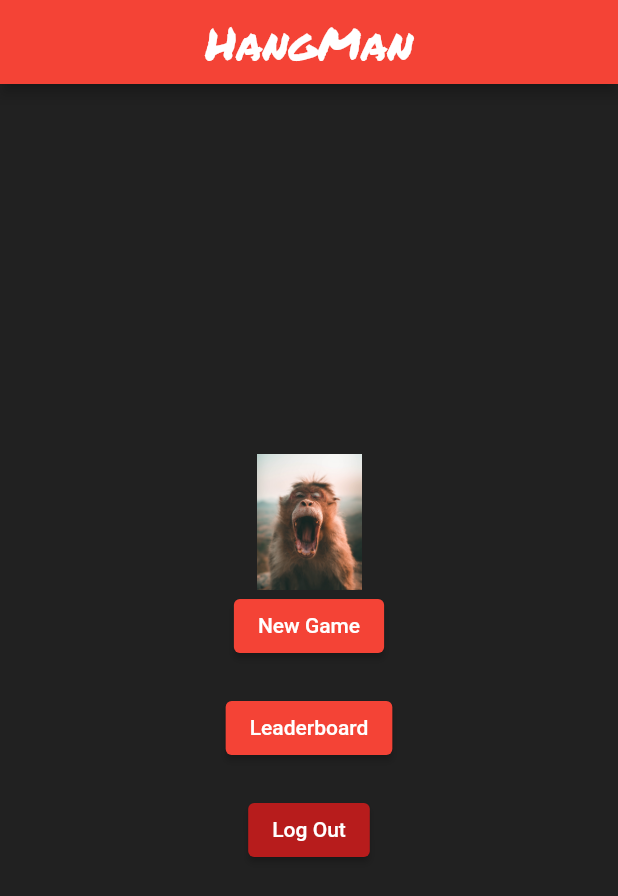
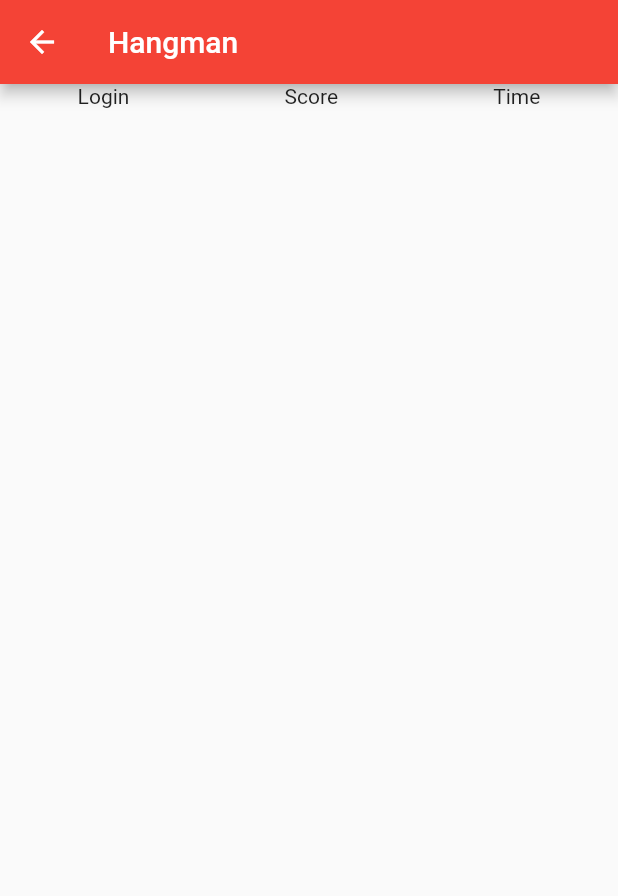
Before and after one commit to katskoru/hangman, a Flutter app: the screen it shows once a user with an empty profile is signed in, after a tap on "Leaderboard", on a phone screen of 412 x 824 dp. Shown: the top 896 px of the screen. Run offline on Flutter 3.47's test engine with Material 2 defaults, Android fonts, the phone set to English and light mode, and no system bars; our stand-ins replace awesome_dialog, cloud_firestore, firebase_auth, firebase_core, flutter_svg; accounts and stored records are empty.

Commit message:
leaderboard_records

```diff
--- a/lib/home/screens/home.dart
+++ b/lib/home/screens/home.dart
@@ -1,6 +1,8 @@
 import 'package:flutter/material.dart';
+import 'package:hang/newGame/data/models/leaderboard.dart';
 import 'package:hang/newGame/data/providers/new_game_provider.dart';
 import 'package:hang/newGame/screens/new_game_screen.dart';
+import 'package:hang/widgets/leaderboard_screen.dart';
 import 'package:hang/widgets/text_widget.dart';
 import 'package:provider/provider.dart';
 
@@ -30,7 +32,6 @@ class Home extends StatelessWidget {
             ElevatedButton(
               onPressed: () {
                 Provider.of<NewGameProvider>(context, listen: false).init();
-
                 Navigator.push(context,
                     MaterialPageRoute(builder: (context) => const NewGame()));
               },
@@ -39,7 +40,12 @@ class Home extends StatelessWidget {
             Padding(
               padding: const EdgeInsets.symmetric(vertical: 20.0),
               child: ElevatedButton(
-                onPressed: () {},
+                onPressed: () {
+                  Navigator.push(
+                      context,
+                      MaterialPageRoute(
+                          builder: (context) => LeaderboardScreen()));
+                },
                 child: const Text("Leaderboard"),
               ),
             ),
--- /dev/null
+++ b/lib/newGame/data/models/leaderboard.dart
@@ -0,0 +1,22 @@
+class Leaderboard {
+  Leaderboard({required this.login, required this.score, required this.time});
+
+  Leaderboard.fromJson(Map<String, Object?> json)
+      : this(
+          login: json['login']! as String,
+          score: json['score']! as int,
+          time: json['time']! as int,
+        );
+
+  String? login;
+  int? score;
+  int? time;
+
+  Map<String, Object?> toJson() {
+    return {
+      'login': login,
+      'score': score,
+      'time': time,
+    };
+  }
+}
--- /dev/null
+++ b/lib/widgets/leaderboard_screen.dart
@@ -0,0 +1,66 @@
+import 'package:flutter/material.dart';
+import 'package:cloud_firestore/cloud_firestore.dart';
+import 'package:hang/newGame/data/models/leaderboard.dart';
+
+class LeaderboardScreen extends StatelessWidget {
+  LeaderboardScreen({Key? key}) : super(key: key);
+
+  @override
+  Widget build(BuildContext context) {
+    return Scaffold(
+      appBar: AppBar(title: Text("Hangman")),
+      body: Column(
+        children: [
+          Row(
+            mainAxisAlignment: MainAxisAlignment.spaceAround,
+            children: [
+              Text("Login"),
+              Text("Score"),
+              Text("Time"),
+            ],
+          ),
+          Center(
+            child: Padding(
+              padding: const EdgeInsets.all(20.0),
+              child: StreamBuilder(
+                  stream: FirebaseFirestore.instance
+                      .collection("leaderboard")
+                      .snapshots(),
+                  builder: (context, AsyncSnapshot<QuerySnapshot> snapshot) {
+                    if (!snapshot.hasData) {
+                      return const Center(
+                        child: CircularProgressIndicator(),
+                      );
+                    } else {
+                      List<Leaderboard> _listOfRecords =
+                          snapshot.data!.docs.map((DocumentSnapshot document) {
+                        Map<String, dynamic> data =
+                            document.data()! as Map<String, dynamic>;
+
+                        return Leaderboard.fromJson(data);
+                      }).toList();
+
+                      return ListView.builder(
+                          shrinkWrap: true,
+                          itemCount: _listOfRecords.length,
+                          itemBuilder: (context, index) {
+                            Leaderboard _records = _listOfRecords[index];
+                            return ListTile(
+                                title: Row(
+                              mainAxisAlignment: MainAxisAlignment.spaceAround,
+                              children: [
+                                Text(_records.login!),
+                                Text(_records.score!.toString()),
+                                Text(_records.time!.toString()),
+                              ],
+                            ));
+                          });
+                    }
+                  }),
+            ),
+          ),
+        ],
+      ),
+    );
+  }
+}
```
